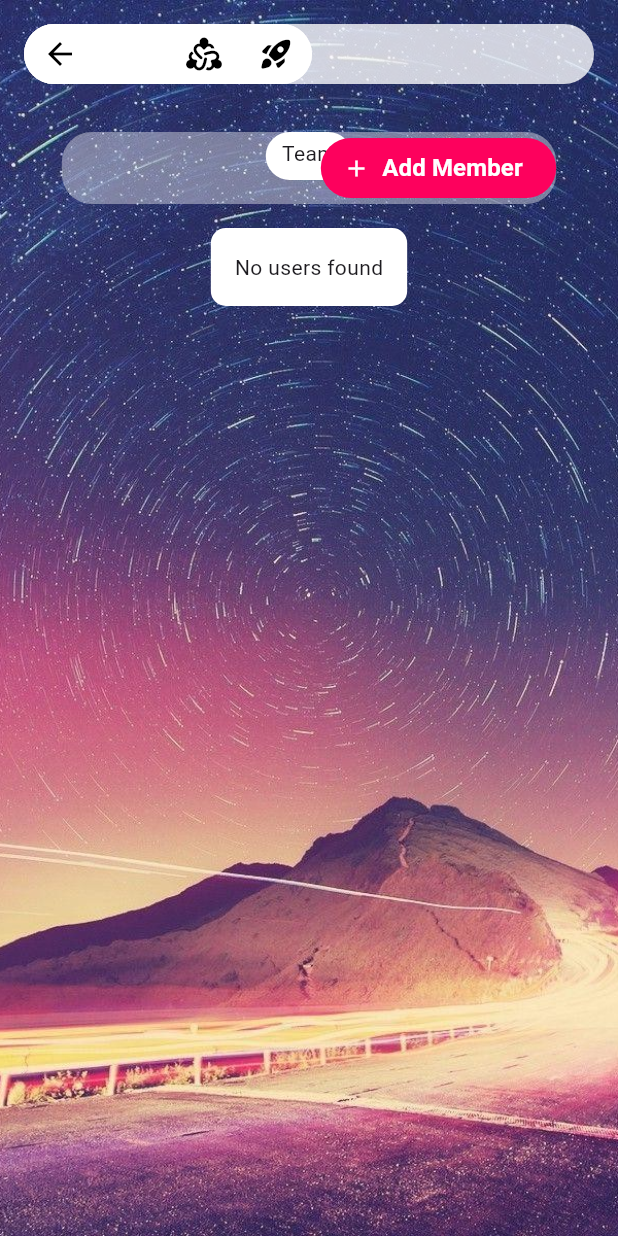
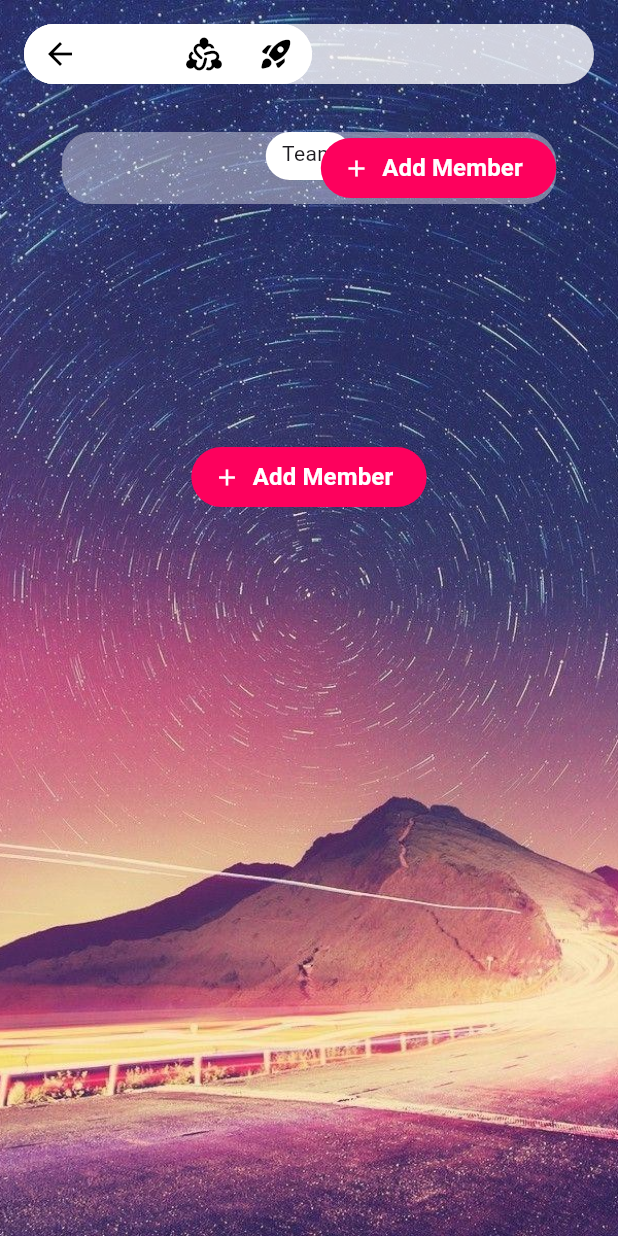
Before and after one commit to m3talsmith/capabilities_app, a Flutter app: the TeamView screen opened directly with empty values, on a phone screen of 412 x 824 dp. Run offline on Flutter 3.47's test engine with Material 3 defaults, Android fonts, the phone set to English and light mode, and no system bars; our stand-ins replace flutter_riverpod, google_fonts, riverpod, shared_preferences; missing offline and left inert: clipboard; accounts and stored records are empty.

Commit message:
Expand users area

```diff
--- a/lib/teams/team.dart
+++ b/lib/teams/team.dart
@@ -53,14 +53,13 @@ class _TeamViewState extends ConsumerState<TeamView> {
                           ],
                         ),
                         data.isEmpty
-                            ? Center(
-                              child: Container(
-                                padding: EdgeInsets.all(16),
-                                decoration: BoxDecoration(
-                                  color: Theme.of(context).colorScheme.surface,
-                                  borderRadius: BorderRadius.circular(10),
+                            ? Expanded(
+                              child: Center(
+                                child: FilledButton.icon(
+                                  onPressed: () {},
+                                  icon: Icon(Icons.add),
+                                  label: Text("Add Member"),
                                 ),
-                                child: Text("No users found"),
                               ),
                             )
                             : GridView.builder(
```
